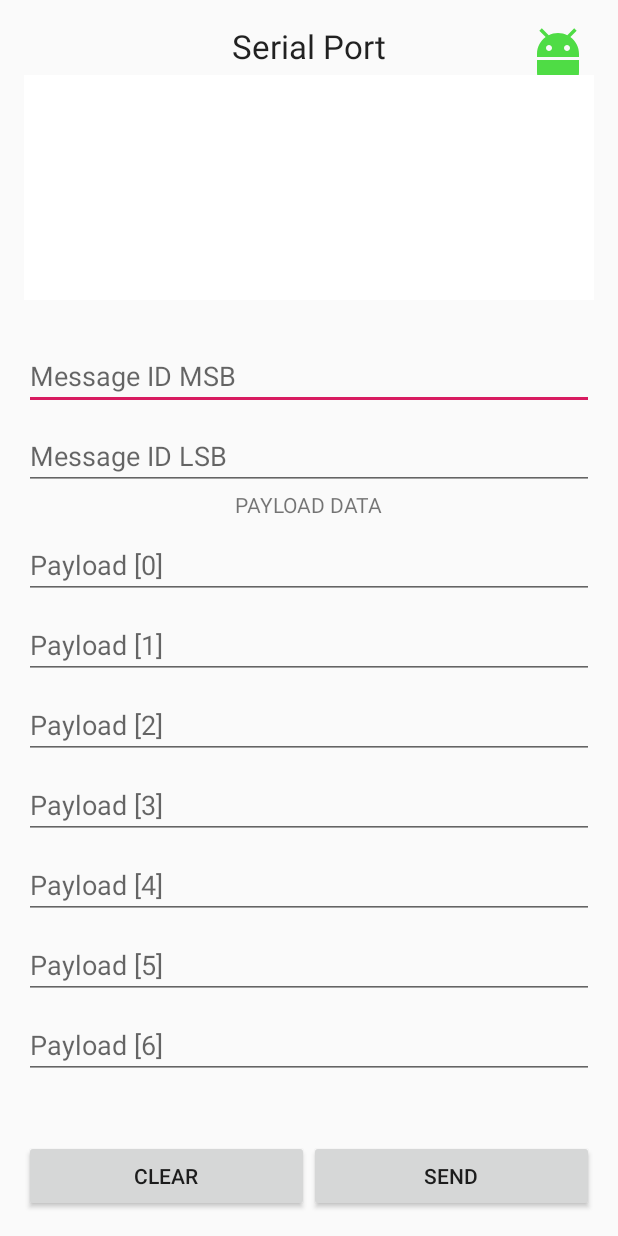
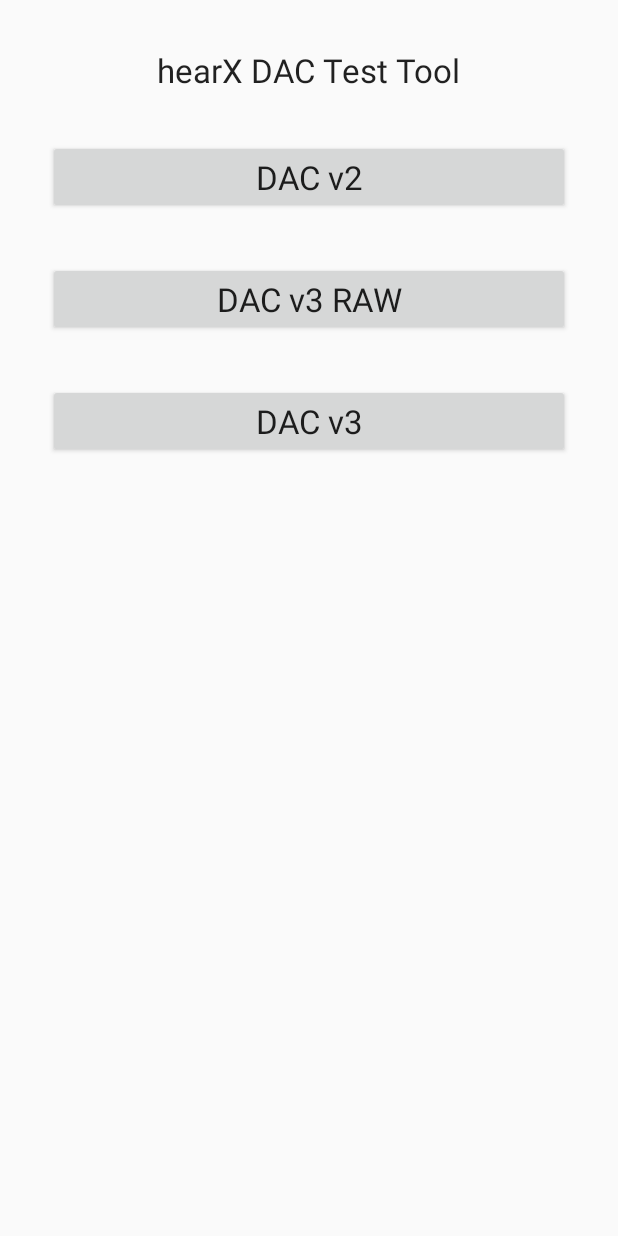
Before and after one commit to davidhowe/usb-audio, an Android app: the screen it shows after launch (MainActivity before the commit, LaunchActivity after it), on a phone screen of 412 x 824 dp. Run offline under Robolectric (Android 15) with nearby library versions, the phone set to English and light mode, and no system bars.

Commit message:
- COMPL Raw message interface & structured v2 v3 launch options

```diff
--- a/app/src/main/java/com/hearxgroup/dactest/MainActivity.kt
+++ b/app/src/main/java/com/hearxgroup/dactest/DACV3RawActivity.kt
@@ -11,10 +11,10 @@
 import android.os.Message
 import android.text.method.ScrollingMovementMethod
 import com.hearxgroup.dactest.UsbService.hexToInt
-import kotlinx.android.synthetic.main.activity_main.*
+import kotlinx.android.synthetic.main.activity_dac_v3_raw.*
 import java.lang.ref.WeakReference
 
-class MainActivity : AppCompatActivity() {
+class DACV3RawActivity : AppCompatActivity() {
 
     /*
      * Notifications from UsbService will be received here.
@@ -52,7 +52,7 @@
 
     override fun onCreate(savedInstanceState: Bundle?) {
         super.onCreate(savedInstanceState)
-        setContentView(R.layout.activity_main)
+        setContentView(R.layout.activity_dac_v3_raw)
         mHandler = MyHandler(this)
         tv_usb_output.movementMethod= ScrollingMovementMethod()
         this.serial_output = tv_usb_output
@@ -73,10 +73,6 @@
         btn_send.setOnClickListener {
             serial_output!!.text = ""
             sendSerialCommand()
-        }
-
-        iv_bug.setOnClickListener {
-            startActivity(Intent(this, SamplePlaybackActivity::class.java))
         }
     }
 
@@ -129,8 +125,8 @@
     /*
      * This handler will be passed to UsbService. Data received from serial port is displayed through this handler
      */
-    private class MyHandler(activity: MainActivity) : Handler() {
-        private val mActivity: WeakReference<MainActivity> = WeakReference(activity)
+    private class MyHandler(activity: DACV3RawActivity) : Handler() {
+        private val mActivity: WeakReference<DACV3RawActivity> = WeakReference(activity)
 
         override fun handleMessage(msg: Message) {
             when (msg.what) {
--- /dev/null
+++ b/app/src/main/java/com/hearxgroup/dactest/LaunchActivity.kt
@@ -0,0 +1,30 @@
+package com.hearxgroup.dactest
+
+import android.content.Intent
+import androidx.appcompat.app.AppCompatActivity
+import android.os.Bundle
+import kotlinx.android.synthetic.main.activity_launch.*
+
+class LaunchActivity : AppCompatActivity() {
+    override fun onCreate(savedInstanceState: Bundle?) {
+        super.onCreate(savedInstanceState)
+        setContentView(R.layout.activity_launch)
+
+        btn_dac_v2.setOnClickListener {
+            startActivity(
+                Intent(this, DACV2Activity::class.java)
+            )
+        }
+
+        btn_dac_v3_raw.setOnClickListener {
+            startActivity(
+                Intent(this, DACV3RawActivity::class.java)
+            )
+        }
+
+        btn_dac_v3.setOnClickListener {
+
+        }
+
+    }
+}
--- a/app/src/main/res/layout/activity_sample_playback.xml
+++ b/app/src/main/res/layout/activity_dac_v2.xml
@@ -105,10 +105,7 @@
                 android:layout_weight="0.5"
                 android:layout_height="wrap_content"
                 android:text="+ 5dB"/>
-
         </LinearLayout>
-
-
 
         <TextView
             android:id="@+id/tv_current_attenuation"
--- a/app/src/main/res/layout/activity_main.xml
+++ b/app/src/main/res/layout/activity_dac_v3_raw.xml
@@ -3,14 +3,6 @@
     android:layout_height="match_parent"
     xmlns:app="http://schemas.android.com/apk/res-auto"
     android:padding="16dp">
-
-    <androidx.appcompat.widget.AppCompatImageView
-        android:id="@+id/iv_bug"
-        android:layout_width="48dp"
-        android:layout_height="48dp"
-        android:layout_alignParentRight="true"
-        android:layout_alignParentTop="true"
-        app:srcCompat="@drawable/ic_bug"/>
 
     <TextView
         android:id="@+id/textViewTitle"
--- /dev/null
+++ b/app/src/main/res/layout/activity_launch.xml
@@ -0,0 +1,60 @@
+<?xml version="1.0" encoding="utf-8"?>
+<androidx.constraintlayout.widget.ConstraintLayout
+    xmlns:android="http://schemas.android.com/apk/res/android"
+    xmlns:app="http://schemas.android.com/apk/res-auto"
+    xmlns:tools="http://schemas.android.com/tools"
+    android:layout_width="match_parent"
+    android:layout_height="match_parent"
+    tools:context=".LaunchActivity">
+
+    <TextView
+        android:id="@+id/tv_hearx_dac_tool"
+        android:layout_width="wrap_content"
+        android:layout_height="wrap_content"
+        app:layout_constraintTop_toTopOf="parent"
+        app:layout_constraintStart_toStartOf="parent"
+        app:layout_constraintEnd_toEndOf="parent"
+        android:layout_marginTop="32dp"
+        android:text="hearX DAC Test Tool"
+        android:textAppearance="?android:attr/textAppearanceLarge"/>
+
+    <Button
+        android:id="@+id/btn_dac_v2"
+        android:layout_width="0dp"
+        android:layout_height="wrap_content"
+        app:layout_constraintTop_toBottomOf="@+id/tv_hearx_dac_tool"
+        app:layout_constraintStart_toStartOf="parent"
+        app:layout_constraintEnd_toEndOf="parent"
+        android:layout_marginTop="32dp"
+        android:layout_marginStart="32dp"
+        android:layout_marginEnd="32dp"
+        android:text="DAC v2"
+        android:textAppearance="?android:attr/textAppearanceLarge"/>
+
+    <Button
+        android:id="@+id/btn_dac_v3_raw"
+        android:layout_width="0dp"
+        android:layout_height="wrap_content"
+        app:layout_constraintTop_toBottomOf="@+id/btn_dac_v2"
+        app:layout_constraintStart_toStartOf="parent"
+        app:layout_constraintEnd_toEndOf="parent"
+        android:layout_marginTop="32dp"
+        android:layout_marginStart="32dp"
+        android:layout_marginEnd="32dp"
+        android:text="DAC v3 RAW"
+        android:textAppearance="?android:attr/textAppearanceLarge"/>
+
+    <Button
+        android:id="@+id/btn_dac_v3"
+        android:layout_width="0dp"
+        android:layout_height="wrap_content"
+        app:layout_constraintTop_toBottomOf="@+id/btn_dac_v3_raw"
+        app:layout_constraintStart_toStartOf="parent"
+        app:layout_constraintEnd_toEndOf="parent"
+        android:layout_marginTop="32dp"
+        android:layout_marginStart="32dp"
+        android:layout_marginEnd="32dp"
+        android:text="DAC v3"
+        android:textAppearance="?android:attr/textAppearanceLarge"/>
+
+</androidx.constraintlayout.widget.ConstraintLayout>
--- a/app/src/main/res/menu/menu_main.xml
+++ b/app/src/main/res/menu/menu_main.xml
@@ -1,7 +1,7 @@
 <menu xmlns:android="http://schemas.android.com/apk/res/android"
     xmlns:app="http://schemas.android.com/apk/res-auto"
     xmlns:tools="http://schemas.android.com/tools"
-    tools:context="com.hearxgroup.dactest.MainActivity">
+    tools:context="com.hearxgroup.dactest.DACV3RawActivity">
     <item
         android:id="@+id/action_settings"
         android:orderInCategory="100"
--- a/app/src/main/res/values/strings.xml
+++ b/app/src/main/res/values/strings.xml
@@ -1,7 +1,7 @@
 <resources>
     <string name="app_name">DACTest</string>
     <string name="action_settings">Settings</string>
-    <string name="title_activity_main">CP2615 Test App</string>
+    <string name="title_launcher">hearX DAC Test Tool</string>
     <string-array name="array_freqs">
         <item>125</item>
         <item>250</item>
```
Also changed, not shown: app/src/main/AndroidManifest.xml (+17 -13 lines), app/src/main/java/com/hearxgroup/dactest/DACV2Activity.kt (renamed from app/src/main/java/com/hearxgroup/dactest/SamplePlaybackActivity.kt, +6 -6 lines), app/src/main/java/com/hearxgroup/dactest/DACV3Activity.kt (added, +220 -0 lines).
